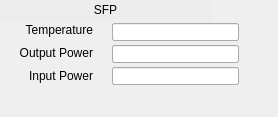
First picture: the form in evrMrmApp/opi/EVR/G_EVR_sfp-min.ui, repository paulscherrerinstitute/mrfioc2, before the edit.
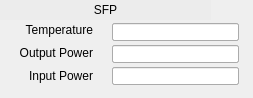
Second picture: the form after the edit. Custom widgets are drawn as their Qt base class.

Patch:
```diff
--- a/evrMrmApp/opi/EVR/G_EVR_sfp-min.ui
+++ b/evrMrmApp/opi/EVR/G_EVR_sfp-min.ui
@@ -6,8 +6,8 @@
    <rect>
     <x>0</x>
     <y>0</y>
-    <width>278</width>
-    <height>117</height>
+    <width>253</width>
+    <height>98</height>
    </rect>
   </property>
   <property name="windowTitle">
```
